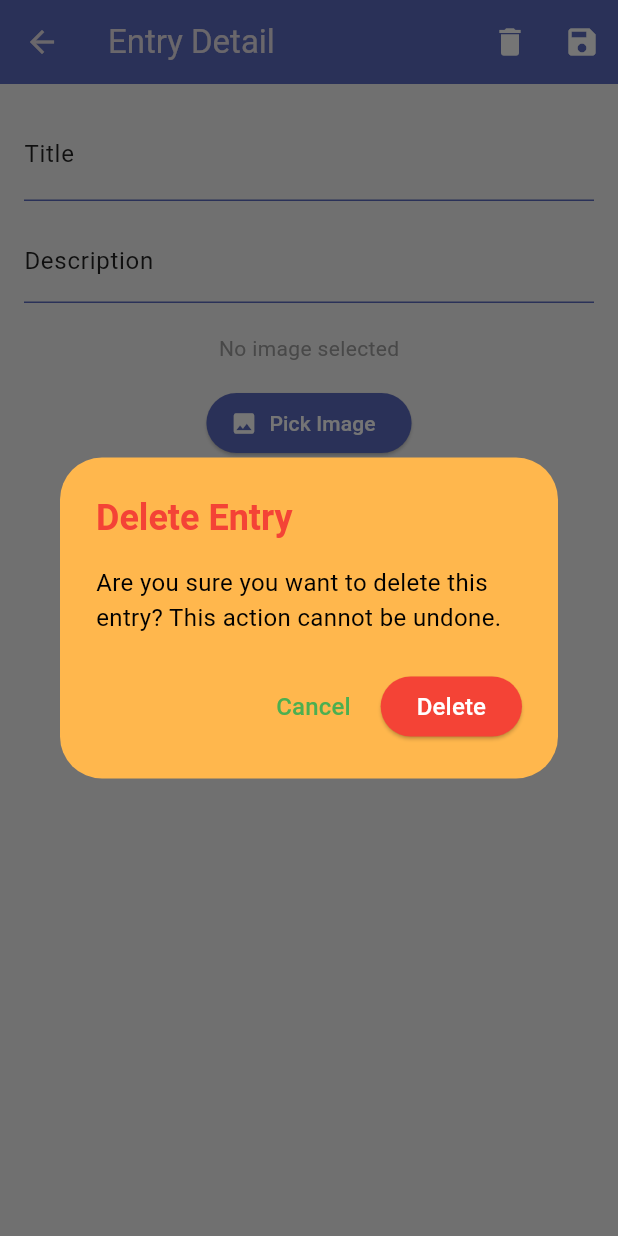
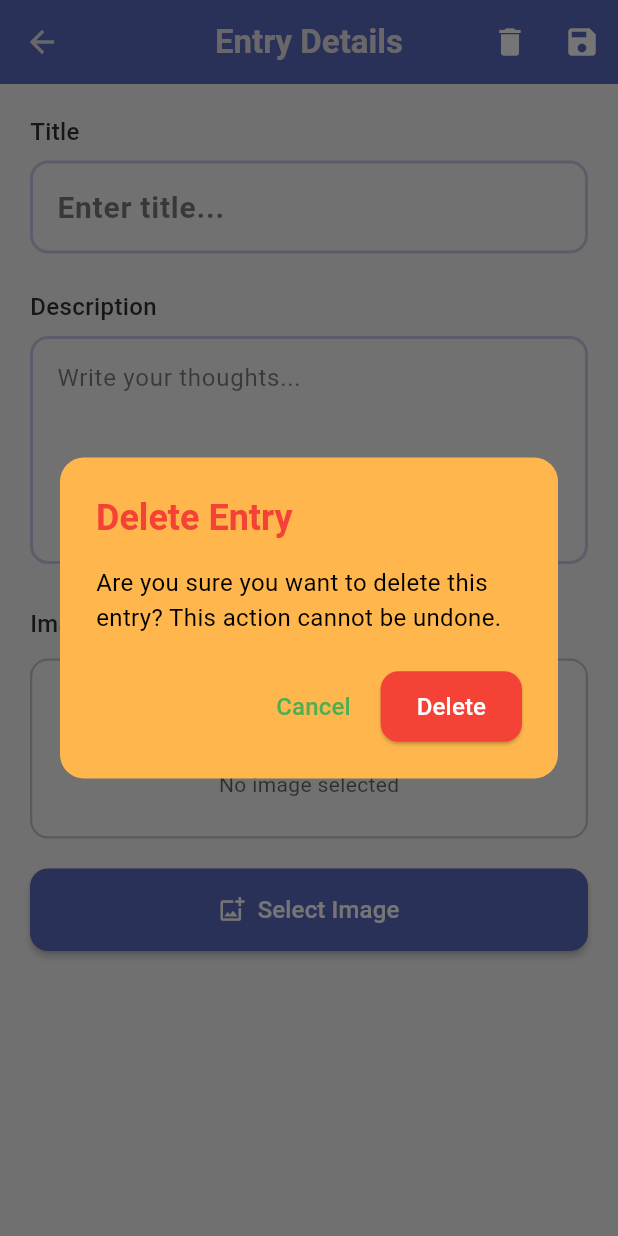
Before and after one commit to Shreesha001/my_diary, a Flutter app: the CardDetailScreen screen opened directly with empty values, after a tap on the "delete" icon, on a phone screen of 412 x 824 dp. Run offline on Flutter 3.47's test engine with Material 3 defaults, Android fonts, the phone set to English and light mode, and no system bars; our stand-ins replace image_picker.

Commit message:
work on add entry screen

```diff
--- a/lib/screens/card_detail_screen.dart
+++ b/lib/screens/card_detail_screen.dart
@@ -65,6 +65,9 @@ class _CardDetailScreenState extends State<CardDetailScreen> {
       builder:
           (context) => AlertDialog(
             backgroundColor: secondaryColor,
+            shape: RoundedRectangleBorder(
+              borderRadius: BorderRadius.circular(16.0),
+            ),
             title: Text(
               "Delete Entry",
               style: TextStyle(color: Colors.red, fontWeight: FontWeight.bold),
@@ -75,15 +78,21 @@ class _CardDetailScreenState extends State<CardDetailScreen> {
             ),
             actions: [
               TextButton(
-                onPressed: () => Navigator.pop(context, false), // Cancel
+                onPressed: () => Navigator.pop(context, false),
                 child: Text(
                   "Cancel",
                   style: TextStyle(color: Colors.green, fontSize: 16),
                 ),
               ),
               ElevatedButton(
-                style: ElevatedButton.styleFrom(backgroundColor: Colors.red),
-                onPressed: () => Navigator.pop(context, true), // Confirm
+                style: ElevatedButton.styleFrom(
+                  backgroundColor: Colors.red,
+                  shape: RoundedRectangleBorder(
+                    borderRadius: BorderRadius.circular(12.0),
+                  ),
+                  padding: EdgeInsets.symmetric(horizontal: 24, vertical: 12),
+                ),
+                onPressed: () => Navigator.pop(context, true),
                 child: Text(
                   "Delete",
                   style: TextStyle(color: whiteColor, fontSize: 16),
@@ -94,7 +103,7 @@ class _CardDetailScreenState extends State<CardDetailScreen> {
     );
 
     if (shouldDelete == true) {
-      Navigator.pop(context, 'delete'); // Use a distinct string
+      Navigator.pop(context, 'delete');
     }
   }
 
@@ -103,8 +112,13 @@ class _CardDetailScreenState extends State<CardDetailScreen> {
     return Scaffold(
       backgroundColor: backgroundColor,
       appBar: AppBar(
-        title: Text("Entry Detail"),
+        title: Text(
+          "Entry Details",
+          style: TextStyle(fontWeight: FontWeight.w600, fontSize: 22),
+        ),
         backgroundColor: appBarColor,
+        elevation: 0,
+        centerTitle: true,
         actions: [
           IconButton(
             icon: Icon(Icons.delete, color: Colors.white),
@@ -118,11 +132,31 @@ class _CardDetailScreenState extends State<CardDetailScreen> {
         ],
       ),
       body: Padding(
-        padding: const EdgeInsets.all(16.0),
+        padding: const EdgeInsets.all(20.0),
         child: SingleChildScrollView(
           child: Column(
+            crossAxisAlignment: CrossAxisAlignment.start,
             children: [
-              TextField(
+              // Title Section
+              Text(
+                'Title',
+                style: TextStyle(
+                  fontSize: 16,
+                  color: textSecondaryColor.withOpacity(0.8),
+                  fontWeight: FontWeight.w500,
+                ),
+              ),
+              SizedBox(height: 8),
+              Container(
+                decoration: BoxDecoration(
+                  color: Colors.white.withOpacity(0.05),
+                  borderRadius: BorderRadius.circular(12),
+                  border: Border.all(
+                    color: primaryColor.withOpacity(0.3),
+                    width: 2,
+                  ),
+                ),
+                child: TextField(
                   controller: _titleController,
                   style: TextStyle(
                     fontSize: 20,
@@ -130,61 +164,173 @@ class _CardDetailScreenState extends State<CardDetailScreen> {
                     color: textPrimaryColor,
                   ),
                   decoration: InputDecoration(
-                  labelText: 'Title',
-                  labelStyle: TextStyle(color: textSecondaryColor),
-                  enabledBorder: UnderlineInputBorder(
-                    borderSide: BorderSide(color: primaryColor),
+                    contentPadding: EdgeInsets.symmetric(
+                      horizontal: 16,
+                      vertical: 14,
+                    ),
+                    border: InputBorder.none,
+                    hintText: 'Enter title...',
+                    hintStyle: TextStyle(
+                      color: textSecondaryColor.withOpacity(0.5),
                     ),
                   ),
                 ),
-              SizedBox(height: 12),
-              TextField(
+              ),
+              SizedBox(height: 24),
+
+              // Description Section
+              Text(
+                'Description',
+                style: TextStyle(
+                  fontSize: 16,
+                  color: textSecondaryColor.withOpacity(0.8),
+                  fontWeight: FontWeight.w500,
+                ),
+              ),
+              SizedBox(height: 8),
+              Container(
+                decoration: BoxDecoration(
+                  color: Colors.white.withOpacity(0.05),
+                  borderRadius: BorderRadius.circular(12),
+                  border: Border.all(
+                    color: primaryColor.withOpacity(0.3),
+                    width: 2,
+                  ),
+                ),
+                child: TextField(
                   controller: _descController,
-                maxLines: null,
+                  maxLines: 5,
                   style: TextStyle(fontSize: 16, color: textSecondaryColor),
                   decoration: InputDecoration(
-                  labelText: 'Description',
-                  labelStyle: TextStyle(color: textSecondaryColor),
-                  enabledBorder: UnderlineInputBorder(
-                    borderSide: BorderSide(color: primaryColor),
+                    contentPadding: EdgeInsets.symmetric(
+                      horizontal: 16,
+                      vertical: 14,
+                    ),
+                    border: InputBorder.none,
+                    hintText: 'Write your thoughts...',
+                    hintStyle: TextStyle(
+                      color: textSecondaryColor.withOpacity(0.5),
                     ),
                   ),
                 ),
-              SizedBox(height: 20),
+              ),
+              SizedBox(height: 28),
+
+              // Image Section
+              Text(
+                'Image',
+                style: TextStyle(
+                  fontSize: 16,
+                  color: textSecondaryColor.withOpacity(0.8),
+                  fontWeight: FontWeight.w500,
+                ),
+              ),
+              SizedBox(height: 12),
               if (_selectedImage != null && _selectedImage!.existsSync())
                 Stack(
                   children: [
-                    ClipRRect(
-                      borderRadius: BorderRadius.circular(8),
+                    Container(
+                      decoration: BoxDecoration(
+                        borderRadius: BorderRadius.circular(12),
+                        boxShadow: [
+                          BoxShadow(
+                            color: Colors.black.withOpacity(0.1),
+                            blurRadius: 10,
+                            offset: Offset(0, 4),
+                          ),
+                        ],
+                      ),
+                      child: ClipRRect(
+                        borderRadius: BorderRadius.circular(12),
                         child: Image.file(
                           _selectedImage!,
                           width: double.infinity,
-                        height: 200,
+                          height: 220,
                           fit: BoxFit.cover,
                         ),
                       ),
+                    ),
                     Positioned(
-                      top: 8,
-                      right: 8,
+                      top: 12,
+                      right: 12,
                       child: GestureDetector(
                         onTap: _deleteImage,
-                        child: CircleAvatar(
-                          backgroundColor: Colors.red,
-                          child: Icon(Icons.delete, color: Colors.white),
+                        child: Container(
+                          padding: EdgeInsets.all(6),
+                          decoration: BoxDecoration(
+                            color: Colors.black.withOpacity(0.6),
+                            shape: BoxShape.circle,
+                          ),
+                          child: Icon(
+                            Icons.close,
+                            color: Colors.white,
+                            size: 20,
+                          ),
                         ),
                       ),
                     ),
                   ],
                 )
               else
-                Text("No image selected", style: TextStyle(color: Colors.grey)),
-              SizedBox(height: 16),
-              ElevatedButton.icon(
-                style: ElevatedButton.styleFrom(backgroundColor: primaryColor),
+                Container(
+                  width: double.infinity,
+                  height: 120,
+                  decoration: BoxDecoration(
+                    color: Colors.white.withOpacity(0.05),
+                    borderRadius: BorderRadius.circular(12),
+                    border: Border.all(
+                      color: textSecondaryColor.withOpacity(0.2),
+                      width: 1.5,
+                    ),
+                  ),
+                  child: Column(
+                    mainAxisAlignment: MainAxisAlignment.center,
+                    children: [
+                      Icon(
+                        Icons.image_outlined,
+                        size: 40,
+                        color: textSecondaryColor.withOpacity(0.4),
+                      ),
+                      SizedBox(height: 8),
+                      Text(
+                        "No image selected",
+                        style: TextStyle(
+                          color: textSecondaryColor.withOpacity(0.6),
+                        ),
+                      ),
+                    ],
+                  ),
+                ),
+              SizedBox(height: 20),
+              Center(
+                child: SizedBox(
+                  width: double.infinity,
+                  child: ElevatedButton.icon(
+                    style: ElevatedButton.styleFrom(
+                      backgroundColor: primaryColor,
+                      padding: EdgeInsets.symmetric(vertical: 16),
+                      shape: RoundedRectangleBorder(
+                        borderRadius: BorderRadius.circular(12),
+                      ),
+                      elevation: 2,
+                    ),
                     onPressed: _pickImage,
-                icon: Icon(Icons.image, color: whiteColor),
-                label: Text("Pick Image", style: TextStyle(color: whiteColor)),
+                    icon: Icon(
+                      Icons.add_photo_alternate_outlined,
+                      color: whiteColor,
                     ),
+                    label: Text(
+                      "Select Image",
+                      style: TextStyle(
+                        color: whiteColor,
+                        fontSize: 16,
+                        fontWeight: FontWeight.w500,
+                      ),
+                    ),
+                  ),
+                ),
+              ),
+              SizedBox(height: 20),
             ],
           ),
         ),
```
Lines whose indentation alone changed are shown as unchanged.
